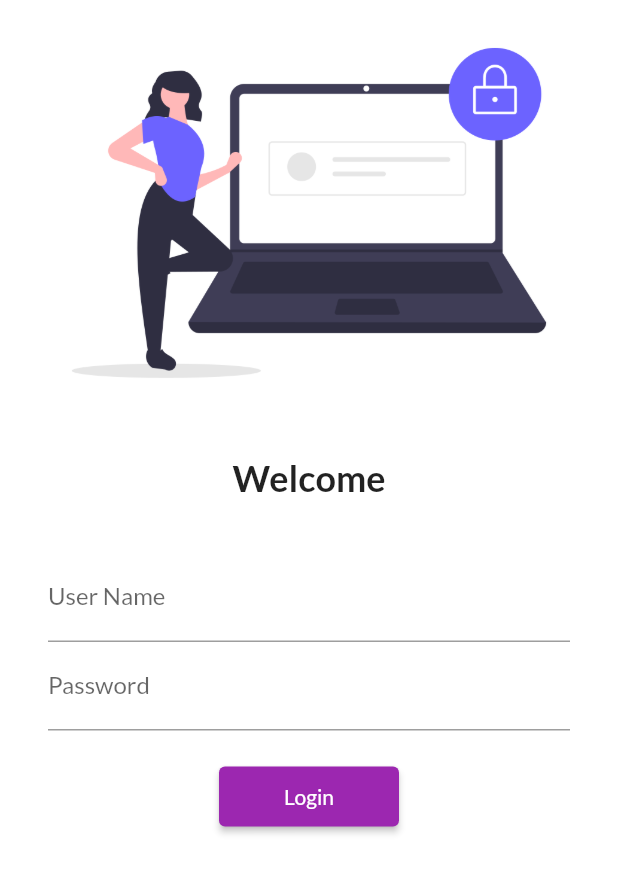
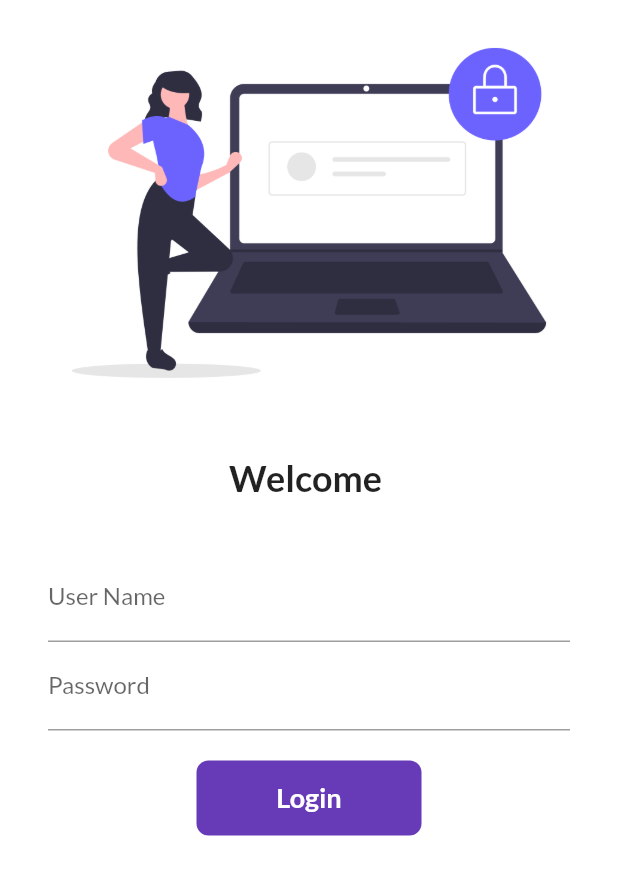
Before and after one commit to rahulamin7/30DaysofFlutter, a Flutter app: the screen it shows after launch, on a phone screen of 412 x 824 dp. Shown: the top 875 px of the screen. Run offline on Flutter 3.47's test engine with Material 2 defaults, Android fonts, the phone set to English and light mode, and no system bars; our stand-ins replace google_fonts.

Commit message:
DAy 6 Completed

```diff
--- a/lib/pages/login_page.dart
+++ b/lib/pages/login_page.dart
@@ -1,9 +1,16 @@
 import 'package:flutter/material.dart';
 import 'package:flutter_catalog/utils/routes.dart';
 
-class LoginPage extends StatelessWidget {
+class LoginPage extends StatefulWidget {
   const LoginPage({Key? key}) : super(key: key);
 
+  @override
+  _LoginPageState createState() => _LoginPageState();
+}
+
+class _LoginPageState extends State<LoginPage> {
+  String name = "";
+  bool changeButton = false;
   @override
   Widget build(BuildContext context) {
     return Material(
@@ -19,7 +26,7 @@ class LoginPage extends StatelessWidget {
               height: 20,
             ),
             Text(
-              "Welcome",
+              "Welcome $name",
               style: TextStyle(fontSize: 24, fontWeight: FontWeight.bold),
             ),
             SizedBox(
@@ -31,9 +38,12 @@ class LoginPage extends StatelessWidget {
               child: Column(
                 children: [
                   TextFormField(
-                    decoration: InputDecoration(
-                        hintText: "Enter User Name", labelText: "User Name"),
-                  ),
+                      decoration: InputDecoration(
+                          hintText: "Enter User Name", labelText: "User Name"),
+                      onChanged: (value) {
+                        name = value;
+                        setState(() {});
+                      }),
                   TextFormField(
                     obscureText: true,
                     decoration: InputDecoration(
@@ -42,13 +52,47 @@ class LoginPage extends StatelessWidget {
                   SizedBox(
                     height: 20,
                   ),
-                  ElevatedButton(
-                    onPressed: () {
+                  InkWell(
+                    onTap: () async {
+                      setState(() {
+                        changeButton = true;
+                      });
+                      await Future.delayed(Duration(seconds: 1));
                       Navigator.pushNamed(context, MyRoutes.homeRoute);
                     },
-                    child: Text("Login"),
-                    style: TextButton.styleFrom(minimumSize: Size(120, 40)),
+                    child: AnimatedContainer(
+                      duration: Duration(seconds: 1),
+                      width: changeButton ? 50 : 150,
+                      height: 50,
+                      alignment: Alignment.center,
+                      child: changeButton
+                          ? Icon(
+                              Icons.done,
+                              color: Colors.white,
+                            )
+                          : Text(
+                              "Login",
+                              style: TextStyle(
+                                  color: Colors.white,
+                                  fontWeight: FontWeight.bold,
+                                  fontSize: 18),
+                            ),
+                      decoration: BoxDecoration(
+                        color: Colors.deepPurple,
+                        // shape:
+                        //     changeButton ? BoxShape.circle : BoxShape.rectangle,
+                        borderRadius:
+                            BorderRadius.circular(changeButton ? 50 : 8),
+                      ),
+                    ),
                   )
+                  // ElevatedButton(
+                  //   onPressed: () {
+                  //     Navigator.pushNamed(context, MyRoutes.homeRoute);
+                  //   },
+                  //   child: Text("Login"),
+                  //   style: TextButton.styleFrom(minimumSize: Size(120, 40)),
+                  // )
                 ],
               ),
             )
```
